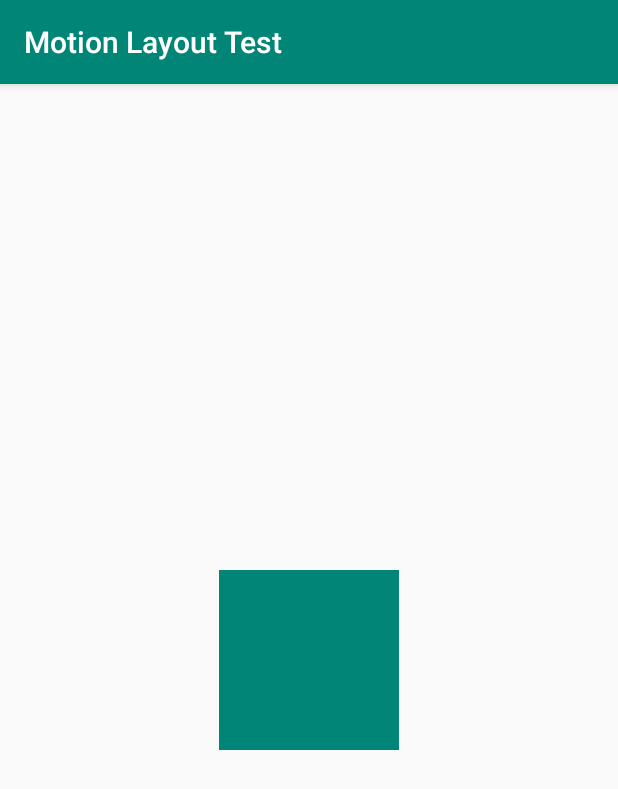
After one commit to RemiDormoy/MotionLayoutTest, an Android app: the GarbageActivity screen opened directly, with no data from a screen before it, on a phone screen of 412 x 824 dp. The commit adds this screen. Shown: the top 789 px of the screen. Run offline under Robolectric (Android 15) with nearby library versions, the phone set to English and light mode, and no system bars.

Commit message:
refacto for article

```diff
--- a/app/src/main/AndroidManifest.xml
+++ b/app/src/main/AndroidManifest.xml
@@ -23,6 +23,7 @@
         <activity android:name=".ButtonActivity"/>
         <activity android:name=".SeekActivity"/>
         <activity android:name=".BlobScreenActivity"/>
+        <activity android:name=".GarbageActivity"/>
     </application>
 
 </manifest>
--- /dev/null
+++ b/app/src/main/java/com/rdo/octo/motionlayouttest/GarbageActivity.kt
@@ -0,0 +1,59 @@
+package com.rdo.octo.motionlayouttest
+
+import android.graphics.*
+import android.graphics.drawable.Drawable
+import android.os.Bundle
+import androidx.appcompat.app.AppCompatActivity
+import androidx.core.content.ContextCompat
+import kotlinx.android.synthetic.main.activity_garbage.*
+
+class GarbageActivity : AppCompatActivity() {
+
+    private val paint = Paint(Paint.ANTI_ALIAS_FLAG).apply {
+        style = Paint.Style.FILL
+        strokeWidth = 4f
+    }
+
+    override fun onCreate(savedInstanceState: Bundle?) {
+        super.onCreate(savedInstanceState)
+        setContentView(R.layout.activity_garbage)
+        paint.color = ContextCompat.getColor(this, R.color.colorPrimary)
+        testView.post {
+            testView.background = SquareDrawable(testView.height, testView.width, paint)
+        }
+    }
+}
+
+class SquareDrawable(private val height: Int, private val width: Int, private val paint: Paint) : Drawable() {
+
+    override fun draw(canvas: Canvas) {
+        val path = Path()
+        path.moveTo(0f, 0f)
+        path.lineTo(0f, height.toFloat())
+        path.lineTo(width.toFloat(), height.toFloat())
+        path.lineTo(width.toFloat(), 0f)
+        path.close()
+        canvas.drawPath(path, paint)
+    }
+
+    override fun setAlpha(alpha: Int) {
+        paint.alpha = alpha
+    }
+
+    override fun getOpacity(): Int {
+        return PixelFormat.OPAQUE
+    }
+
+    override fun getIntrinsicHeight(): Int {
+        return height
+    }
+
+    override fun getIntrinsicWidth(): Int {
+        return width
+    }
+
+    override fun setColorFilter(colorFilter: ColorFilter?) {
+        paint.colorFilter = colorFilter
+    }
+
+}
--- a/app/src/main/java/com/rdo/octo/motionlayouttest/MainActivity.kt
+++ b/app/src/main/java/com/rdo/octo/motionlayouttest/MainActivity.kt
@@ -26,6 +26,7 @@ class MainActivity : AppCompatActivity() {
                 R.id.nav_calendar -> startActivity(Intent(this, CalendarActivity::class.java))
                 R.id.nav_rotation -> startActivity(Intent(this, Rotation3DActivity::class.java))
                 R.id.nav_zoom -> startActivity(Intent(this, TimeActivity::class.java))
+                R.id.nav_garbage -> startActivity(Intent(this, GarbageActivity::class.java))
             }
             true
         }
--- /dev/null
+++ b/app/src/main/res/layout/activity_garbage.xml
@@ -0,0 +1,19 @@
+<?xml version="1.0" encoding="utf-8"?>
+<androidx.constraintlayout.widget.ConstraintLayout xmlns:android="http://schemas.android.com/apk/res/android"
+                                                   xmlns:app="http://schemas.android.com/apk/res-auto" xmlns:tools="http://schemas.android.com/tools" android:layout_width="match_parent"
+                                                   android:layout_height="match_parent">
+
+
+    <View
+            android:layout_width="120dp"
+            android:layout_height="120dp"
+            android:id="@+id/testView"
+            app:layout_constraintStart_toStartOf="parent"
+            android:layout_marginStart="8dp"
+            app:layout_constraintEnd_toEndOf="parent"
+            android:layout_marginEnd="8dp"
+            android:layout_marginTop="8dp"
+            app:layout_constraintTop_toTopOf="parent"
+            android:layout_marginBottom="8dp"
+            app:layout_constraintBottom_toBottomOf="parent"/>
+</androidx.constraintlayout.widget.ConstraintLayout>
--- a/app/src/main/res/menu/drawer_view.xml
+++ b/app/src/main/res/menu/drawer_view.xml
@@ -25,5 +25,10 @@
                 android:id="@+id/nav_zoom"
                 android:icon="@drawable/ic_directions_run_black_24dp"
                 android:title="Zoom" />
+
+        <item
+                android:id="@+id/nav_garbage"
+                android:icon="@drawable/ic_directions_run_black_24dp"
+                android:title="Garbage" />
     </group>
 </menu>
```
Also changed, not shown: app/src/main/java/com/rdo/octo/motionlayouttest/ButtonActivity.kt (+5 -20 lines), 1 other file.
